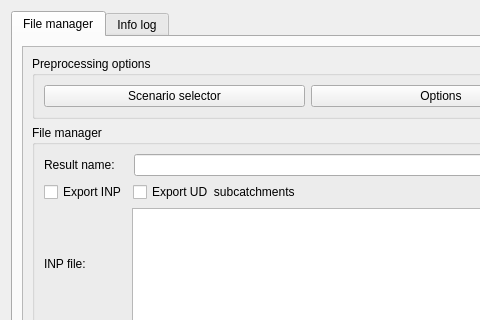
Above: core/ui/toolbars/epa/go2epa.ui from Giswater/giswater_qgis_plugin before the change; both pictures show x 0 to 480 and y 0 to 320 of the 615 by 584 pixel window. Below: the same form after it.
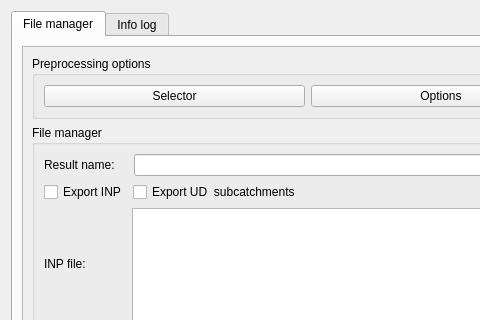
That is the form after the change.

Commit message: Change go2epa selector widget text

The edit to the form file:
```diff
--- a/core/ui/toolbars/epa/go2epa.ui
+++ b/core/ui/toolbars/epa/go2epa.ui
@@ -121,7 +121,7 @@
                    </sizepolicy>
                   </property>
                   <property name="text">
-                   <string>Scenario selector</string>
+                   <string>Selector</string>
                   </property>
                  </widget>
                 </item>
```
